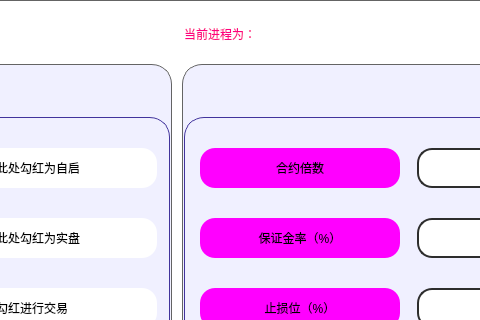
Old version of the form UI/ModifyParameters_light.ui in the repository shiyindebcd/ProcessTrader; both pictures show x 292 to 772 and y 0 to 320 of the 1400 by 800 pixel window.
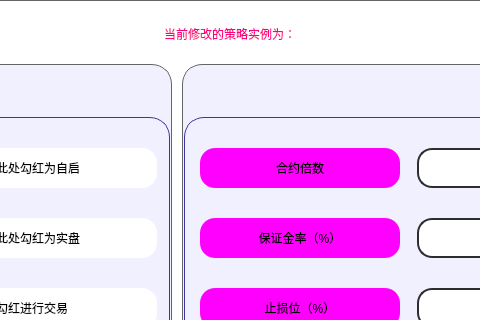
New version of the form. Icons and pictures are not drawn.

Patch:
```diff
--- a/UI/ModifyParameters_light.ui
+++ b/UI/ModifyParameters_light.ui
@@ -133,7 +133,7 @@
 color: rgb(255, 0, 127);</string>
            </property>
            <property name="text">
-            <string>当前进程为：      </string>
+            <string>当前修改的策略实例为：      </string>
            </property>
           </widget>
          </item>
```
Left out of the diff: 2 changed lines with no effect on the pictures.
